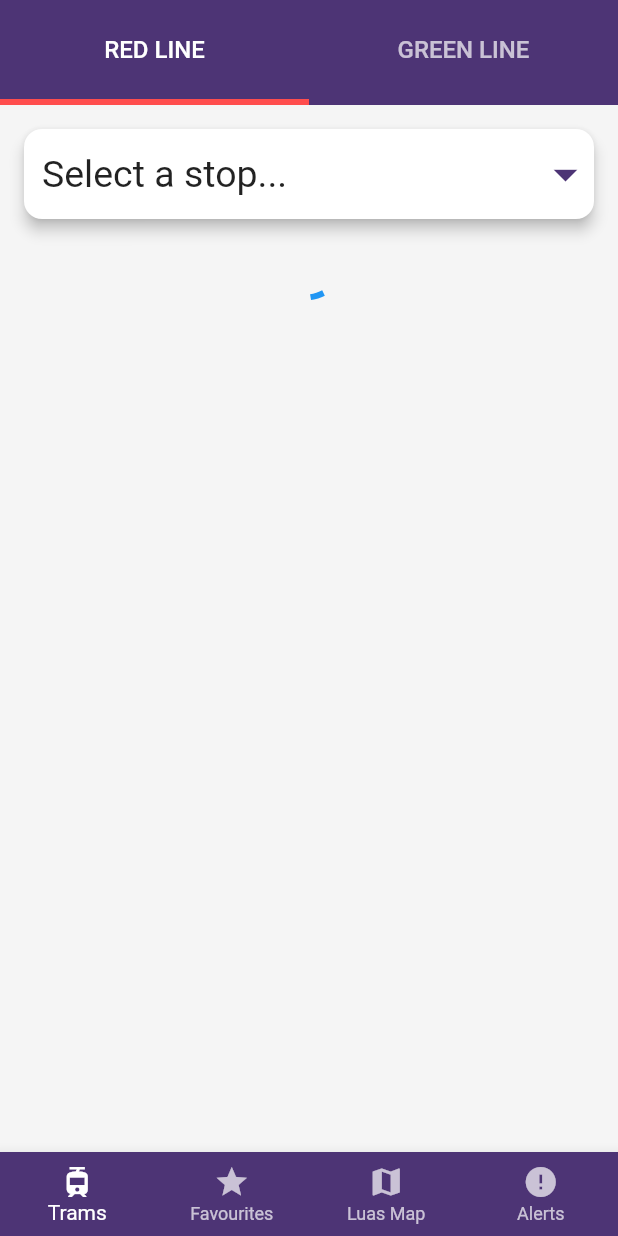
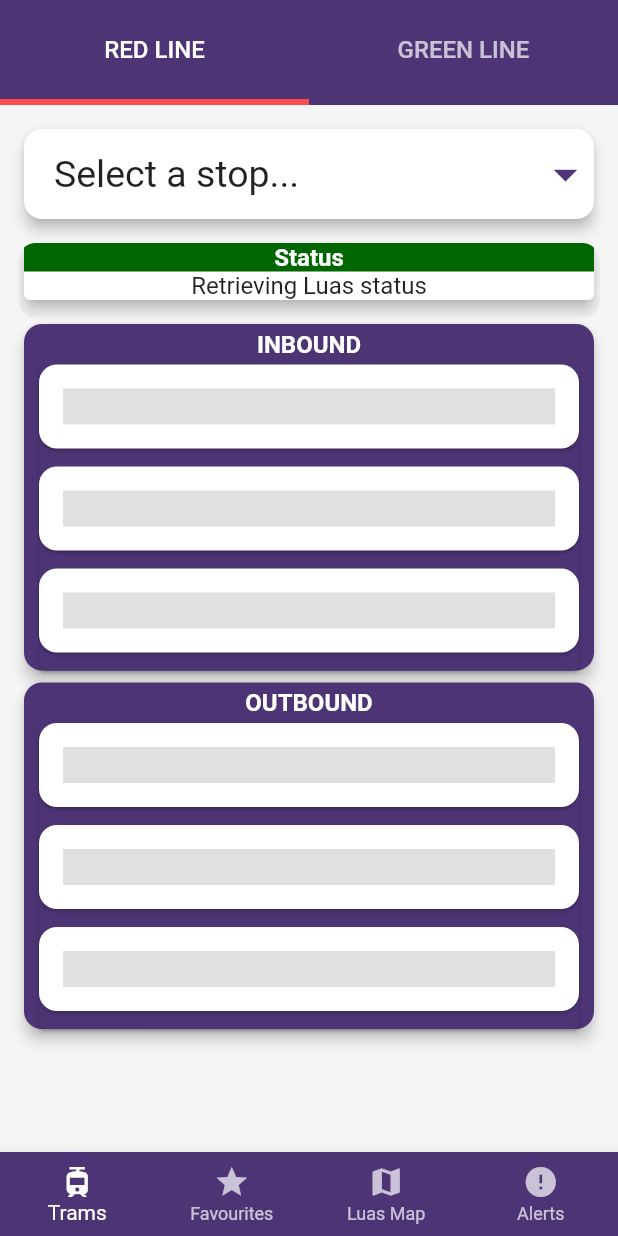
Before and after one commit to thecosmicfrog/luasataglance_flutter, a Flutter app: the screen it shows after launch, on a phone screen of 412 x 824 dp. Run offline on Flutter 3.47's test engine with Material 2 defaults, Android fonts, the phone set to English and light mode, and no system bars; our stand-ins replace rxdart; missing offline and left inert: fading_edge_scrollview.

Commit message:
Add clearing of stop forecast with "placeholder" widget during loading phase.
* Stop forecast can now be cleared.
* A placeholder "grey bar" widget is inserted during the loading of a
new stop forecast.

```diff
--- a/lib/src/org/thecosmicfrog/luasataglance_flutter/bloc/bloc.dart
+++ b/lib/src/org/thecosmicfrog/luasataglance_flutter/bloc/bloc.dart
@@ -66,6 +66,12 @@
   }
 
   Future<void> fetchStopForecast(String? stopId) async {
+    /*
+     * Before fetching a new stop forecast, clear the existing stop forecast by
+     * sending a special "clear" model to the stream.
+     */
+    _stopForecastValue.sink.add(StopForecastModel(clear: true));
+
     final stopForecast = await _luasApi.fetchStopForecast(stopId);
     _stopForecastValue.sink.add(stopForecast);
   }
--- a/lib/src/org/thecosmicfrog/luasataglance_flutter/model/stop_forecast_model.dart
+++ b/lib/src/org/thecosmicfrog/luasataglance_flutter/model/stop_forecast_model.dart
@@ -8,12 +8,14 @@
 
 class StopForecastModel {
   StopForecastModel({
+    this.clear,
     this.created,
     this.message,
     this.status,
     this.trams,
   });
 
+  final bool? clear;
   final DateTime? created;
   final String? message;
   final Status? status;
--- a/lib/src/org/thecosmicfrog/luasataglance_flutter/resources/luas_api_provider.dart
+++ b/lib/src/org/thecosmicfrog/luasataglance_flutter/resources/luas_api_provider.dart
@@ -10,7 +10,8 @@
   Future<StopForecastModel> fetchStopForecast(String? stopId) async {
     final response = await http.get(Uri.parse(
         "https://api.thecosmicfrog.org/cgi-bin/luas-api.php?ver=3&action=times&station=$stopId"));
-
+    // final response = await http.get(Uri.parse(
+    //     "https://api.thecosmicfrog.org/stag/cgi-bin/luas-api.php?ver=3&action=times&station=MOCK"));
     if (response.statusCode == 200) {
       return StopForecastModel.fromJson(jsonDecode(response.body));
     } else {
--- a/lib/src/org/thecosmicfrog/luasataglance_flutter/screen/trams_screen.dart
+++ b/lib/src/org/thecosmicfrog/luasataglance_flutter/screen/trams_screen.dart
@@ -81,6 +81,7 @@
     );
   }
 
+  /// When tab is changed, load a new stop forecast.
   void onTabChanged(int tabIndex, Bloc? bloc) {
     switch (tabIndex) {
       case redLineTabIndex:
--- a/lib/src/org/thecosmicfrog/luasataglance_flutter/widget/dropdown_selector_widget.dart
+++ b/lib/src/org/thecosmicfrog/luasataglance_flutter/widget/dropdown_selector_widget.dart
@@ -1,5 +1,6 @@
 import 'package:flutter/material.dart';
 import 'package:luasataglance_flutter/src/org/thecosmicfrog/luasataglance_flutter/bloc/provider.dart';
+import 'package:luasataglance_flutter/src/org/thecosmicfrog/luasataglance_flutter/model/stop_forecast_model.dart';
 import 'package:luasataglance_flutter/src/org/thecosmicfrog/luasataglance_flutter/resources/constant.dart';
 
 class DropdownSelectorWidget extends StatelessWidget {
@@ -35,6 +36,7 @@
         break;
 
       default:
+        // TODO: Proper exception handling.
         print("Something has gone terribly wrong.");
     }
 
@@ -44,6 +46,16 @@
           AsyncSnapshot<String> dropdownSelectedValueSnapshot) {
         if (!dropdownSelectedValueSnapshot.hasData) {
           return Container();
+        }
+
+        final String? dropdownSelectedStop = dropdownSelectedValueSnapshot.data;
+
+        /*
+         * If the dropdown value is "Select a stop...", just clear the stop
+         * forecast to avoid any confusion.
+         */
+        if (dropdownSelectedStop == "Select a stop...") {
+          bloc?.stopForecastValueSink(StopForecastModel(clear: true));
         }
 
         return StreamBuilder(
@@ -76,13 +88,13 @@
                       iconSize: 38.0,
                       iconEnabledColor: const Color(Constant.colorLuasPurple),
                       borderRadius: BorderRadius.circular(12),
-                      value: dropdownSelectedValueSnapshot.data,
+                      value: dropdownSelectedStop,
                       items: dropdownAllValuesSnapshot.data
                           ?.map<DropdownMenuItem<String>>((String value) {
                         return DropdownMenuItem<String>(
                           value: value,
                           child: Container(
-                            padding: const EdgeInsets.only(left: 12.0),
+                            padding: const EdgeInsets.only(left: 20.0),
                             child: Text(
                               value,
                               style: const TextStyle(fontSize: 25.0),
--- a/lib/src/org/thecosmicfrog/luasataglance_flutter/widget/status_widget.dart
+++ b/lib/src/org/thecosmicfrog/luasataglance_flutter/widget/status_widget.dart
@@ -19,7 +19,7 @@
       builder:
           (BuildContext context, AsyncSnapshot<StopForecastModel> snapshot) {
         if (!snapshot.hasData) {
-          return const CircularProgressIndicator();
+          return Container();
         }
 
         final String? stopForecastStatusMessage = snapshot.data?.message;
@@ -47,9 +47,12 @@
                     ),
                   ),
                 ),
-                Text(
-                  stopForecastStatusMessage ?? "No status message available",
-                  style: const TextStyle(fontSize: 16.0),
+                Container(
+                  padding: const EdgeInsets.only(left: 12.0, right: 12.0),
+                  child: Text(
+                    stopForecastStatusMessage ?? "Retrieving Luas status",
+                    style: const TextStyle(fontSize: 16.0),
+                  ),
                 ),
               ],
             ),
--- a/lib/src/org/thecosmicfrog/luasataglance_flutter/widget/stop_forecast_entries_widget.dart
+++ b/lib/src/org/thecosmicfrog/luasataglance_flutter/widget/stop_forecast_entries_widget.dart
@@ -24,9 +24,20 @@
 
           final StopForecastModel? stopForecast = snapshot.data;
 
+          /*
+           * If we receive the magic "clear" model, add some placeholder cards
+           * in place of a real stop forecast.
+           */
+          bool shouldClear = stopForecast?.clear ?? false;
+          if (shouldClear) {
+            for (int i = 0; i < 3; i++) {
+              stopForecastEntries
+                  .add(_buildStopForecastCard(isLoadingPlaceholder: true));
+            }
+          } else {
             /* Check if any trams are running in this direction. */
-          bool hasTramsInThisDirection =
-              stopForecast?.trams?.any((tram) => tram.direction == direction) ??
+            bool hasTramsInThisDirection = stopForecast?.trams
+                    ?.any((tram) => tram.direction == direction) ??
                 false;
 
             /*
@@ -36,11 +47,10 @@
             if (!hasTramsInThisDirection) {
               stopForecastEntries.add(
                 _buildStopForecastCard(
-                tram: null,
                   canScheduleNotification: false,
-                minOrMins: null,
                 ),
               );
+            }
           }
 
           /*
@@ -83,14 +93,19 @@
   }
 
   Card _buildStopForecastCard(
-      {Tram? tram, required bool canScheduleNotification, String? minOrMins}) {
+      {Tram? tram,
+      bool canScheduleNotification = false,
+      String? minOrMins,
+      bool isLoadingPlaceholder = false}) {
     return Card(
       margin: const EdgeInsets.only(bottom: 12.0),
       shape: RoundedRectangleBorder(
         borderRadius: BorderRadius.circular(12),
       ),
       child: ListTile(
-        title: Text(
+        title: isLoadingPlaceholder
+            ? _buildLoadingPlaceholder()
+            : Text(
                 tram?.destination ?? "No trams forecast",
                 style: tram == null
                     ? const TextStyle(fontWeight: FontWeight.bold)
@@ -98,8 +113,9 @@
               ),
         subtitle:
             canScheduleNotification ? const Text("Tap to set reminder") : null,
-        trailing:
-            Column(mainAxisAlignment: MainAxisAlignment.center, children: [
+        trailing: isLoadingPlaceholder
+            ? null
+            : Column(mainAxisAlignment: MainAxisAlignment.center, children: [
                 Text(
                   tram?.dueMinutes ?? "",
                   style: const TextStyle(fontSize: 18.0),
@@ -113,4 +129,12 @@
       ),
     );
   }
+
+  _buildLoadingPlaceholder() {
+    return Container(
+      color: Colors.grey.shade300,
+      height: 24.0,
+      width: double.infinity,
+    );
   }
+}
```
Lines whose indentation alone changed are shown as unchanged.
